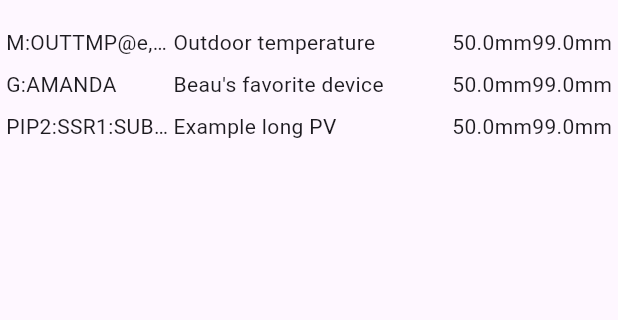
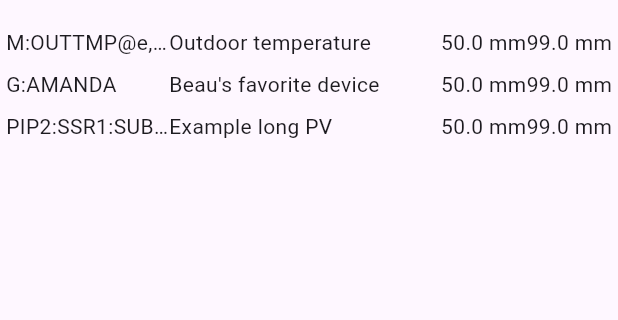
Before and after one commit to fermi-ad/parameter_page_app, a Flutter app: the screen it shows after launch, on a phone screen of 412 x 824 dp, the part 63-383 px from its top. Run offline on Flutter 3.47's test engine with Material 2 defaults, Android fonts, the phone set to English and light mode, and no system bars.

Commit message:
GREEN - verify that the parameter details are displayed

```diff
--- a/lib/page/page.dart
+++ b/lib/page/page.dart
@@ -19,14 +19,13 @@ class PageWidget extends StatelessWidget {
   Widget buildParam(double? value, String units) {
     return value == null
         ? Container()
-        : Row(
-            children: [Text(textAlign: TextAlign.end, "$value"), Text(units)]);
+        : Row(children: [Text(textAlign: TextAlign.end, "$value $units")]);
   }
 
   Widget buildRow(BuildContext buildContext, ParamInfo param) {
     return Padding(
       padding: const EdgeInsets.all(4.0),
-      child: Row(children: [
+      child: Row(key: Key("parameter_row_${param.drf}"), children: [
         Expanded(
             flex: 3,
             child: Tooltip(
```
Also changed, not shown: 1 other file.
